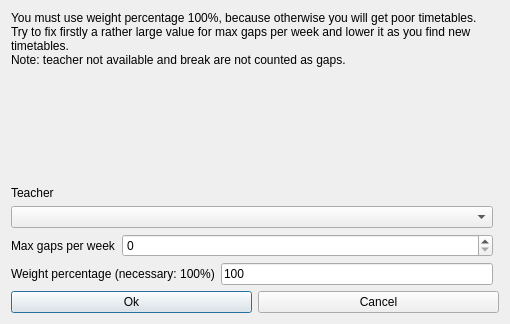
Before: the Qt Designer form src/interface/modifyconstraintteachermaxgapsperweekform_template.ui in janLo/FET, drawn with Qt 5.
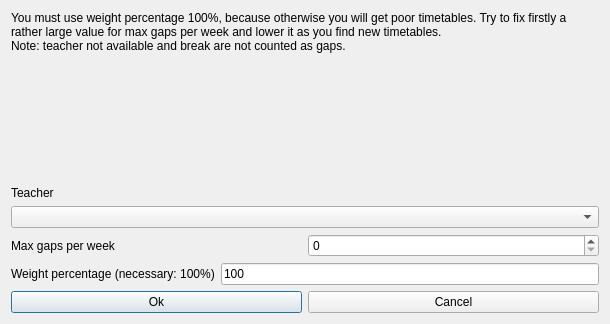
After: the same form once the commit is applied.

```diff
--- a/src/interface/modifyconstraintteachermaxgapsperweekform_template.ui
+++ b/src/interface/modifyconstraintteachermaxgapsperweekform_template.ui
@@ -6,38 +6,15 @@
    <rect>
     <x>0</x>
     <y>0</y>
-    <width>510</width>
+    <width>610</width>
     <height>324</height>
    </rect>
   </property>
   <property name="windowTitle">
    <string extracomment="This is the title of the dialog to modify a constraint of this type">Modify teacher max gaps per week</string>
   </property>
-  <layout class="QGridLayout">
-   <item row="1" column="0" colspan="2">
-    <layout class="QHBoxLayout">
+  <layout class="QVBoxLayout" name="verticalLayout_2">
      <item>
-      <widget class="QPushButton" name="okPushButton">
-       <property name="text">
-        <string>Ok</string>
-       </property>
-      </widget>
-     </item>
-     <item>
-      <widget class="QPushButton" name="cancelPushButton">
-       <property name="text">
-        <string>Cancel</string>
-       </property>
-      </widget>
-     </item>
-    </layout>
-   </item>
-   <item row="0" column="0">
-    <layout class="QGridLayout">
-     <item row="4" column="1" colspan="2">
-      <widget class="QSpinBox" name="maxGapsSpinBox"/>
-     </item>
-     <item row="0" column="0" colspan="3">
       <widget class="QLabel" name="weightTextLabel_2">
        <property name="sizePolicy">
         <sizepolicy hsizetype="Minimum" vsizetype="Minimum">
@@ -60,23 +37,7 @@
        </property>
       </widget>
      </item>
-     <item row="2" column="0" colspan="3">
-      <widget class="QLabel" name="teacherTextLabel">
-       <property name="frameShape">
-        <enum>QFrame::NoFrame</enum>
-       </property>
-       <property name="frameShadow">
-        <enum>QFrame::Plain</enum>
-       </property>
-       <property name="text">
-        <string>Teacher</string>
-       </property>
-       <property name="wordWrap">
-        <bool>false</bool>
-       </property>
-      </widget>
-     </item>
-     <item row="1" column="1">
+   <item>
       <spacer name="spacer4">
        <property name="orientation">
         <enum>Qt::Vertical</enum>
@@ -87,20 +48,15 @@
        <property name="sizeHint" stdset="0">
         <size>
          <width>20</width>
-         <height>16</height>
+       <height>59</height>
         </size>
        </property>
       </spacer>
      </item>
-     <item row="5" column="2">
-      <widget class="QLineEdit" name="weightLineEdit">
-       <property name="text">
-        <string notr="true">100</string>
-       </property>
-      </widget>
-     </item>
-     <item row="5" column="0" colspan="2">
-      <widget class="QLabel" name="weightTextLabel">
+   <item>
+    <layout class="QVBoxLayout" name="verticalLayout">
+     <item>
+      <widget class="QLabel" name="teacherTextLabel">
        <property name="frameShape">
         <enum>QFrame::NoFrame</enum>
        </property>
@@ -108,14 +64,14 @@
         <enum>QFrame::Plain</enum>
        </property>
        <property name="text">
-        <string>Weight percentage (necessary: 100%)</string>
+        <string>Teacher</string>
        </property>
        <property name="wordWrap">
         <bool>false</bool>
        </property>
       </widget>
      </item>
-     <item row="3" column="0" colspan="3">
+     <item>
       <widget class="QComboBox" name="teachersComboBox">
        <property name="editable">
         <bool>false</bool>
@@ -131,13 +87,65 @@
        </property>
       </widget>
      </item>
-     <item row="4" column="0">
+    </layout>
+   </item>
+   <item>
+    <layout class="QHBoxLayout" name="horizontalLayout">
+     <item>
       <widget class="QLabel" name="textLabel1">
        <property name="text">
         <string>Max gaps per week</string>
        </property>
        <property name="wordWrap">
         <bool>false</bool>
+       </property>
+      </widget>
+     </item>
+     <item>
+      <widget class="QSpinBox" name="maxGapsSpinBox"/>
+     </item>
+    </layout>
+   </item>
+   <item>
+    <layout class="QHBoxLayout" name="horizontalLayout_2">
+     <item>
+      <widget class="QLabel" name="weightTextLabel">
+       <property name="frameShape">
+        <enum>QFrame::NoFrame</enum>
+       </property>
+       <property name="frameShadow">
+        <enum>QFrame::Plain</enum>
+       </property>
+       <property name="text">
+        <string>Weight percentage (necessary: 100%)</string>
+       </property>
+       <property name="wordWrap">
+        <bool>false</bool>
+       </property>
+      </widget>
+     </item>
+     <item>
+      <widget class="QLineEdit" name="weightLineEdit">
+       <property name="text">
+        <string notr="true">100</string>
+       </property>
+      </widget>
+     </item>
+    </layout>
+   </item>
+   <item>
+    <layout class="QHBoxLayout">
+     <item>
+      <widget class="QPushButton" name="okPushButton">
+       <property name="text">
+        <string>Ok</string>
+       </property>
+      </widget>
+     </item>
+     <item>
+      <widget class="QPushButton" name="cancelPushButton">
+       <property name="text">
+        <string>Cancel</string>
        </property>
       </widget>
      </item>
```
Lines whose indentation alone changed are shown as unchanged.
